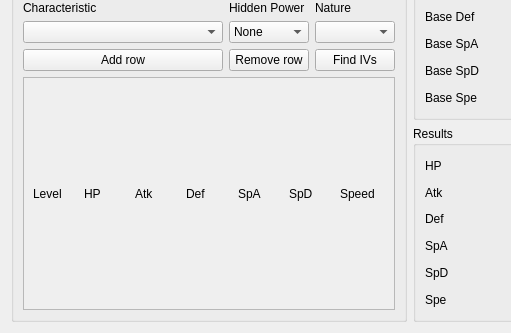
First picture: the form in Source/Form/Util/IVCalculator.ui, repository Admiral-Fish/PokeFinder, before the edit; both pictures show x 0 to 511 and y 87 to 420 of the 630 by 420 pixel window.
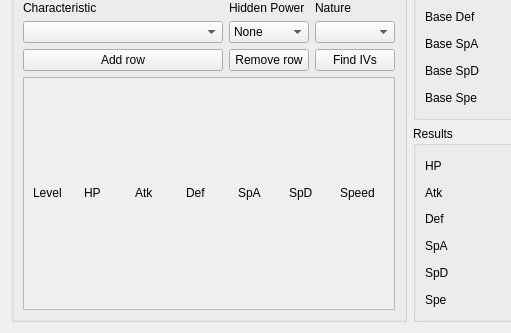
Second picture: the form after the edit. Custom widgets are drawn as their Qt base class.

Diff of the .ui file:
```diff
--- a/Source/Form/Util/IVCalculator.ui
+++ b/Source/Form/Util/IVCalculator.ui
@@ -183,6 +183,12 @@
           </item>
           <item row="0" column="6">
            <widget class="QLabel" name="labelSpe">
+            <property name="sizePolicy">
+             <sizepolicy hsizetype="Preferred" vsizetype="Fixed">
+              <horstretch>0</horstretch>
+              <verstretch>0</verstretch>
+             </sizepolicy>
+            </property>
             <property name="text">
              <string>Speed</string>
             </property>
```
